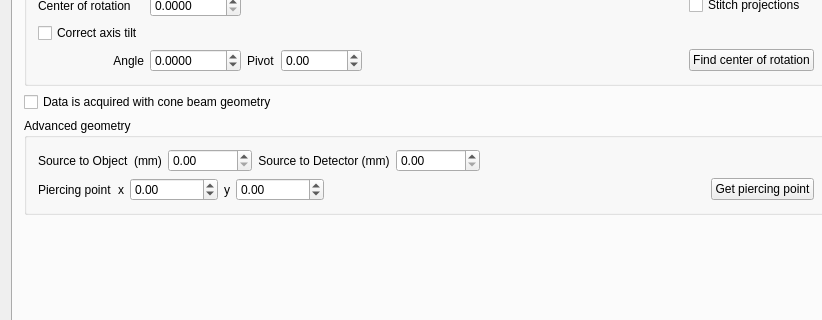
Before: the Qt Designer form applications/muhrec/src/muhrecmainwindow.ui in neutronimaging/imagingsuite, drawn with Qt 5; both pictures show x 0 to 822 and y 401 to 721 of the 1136 by 856 pixel window.
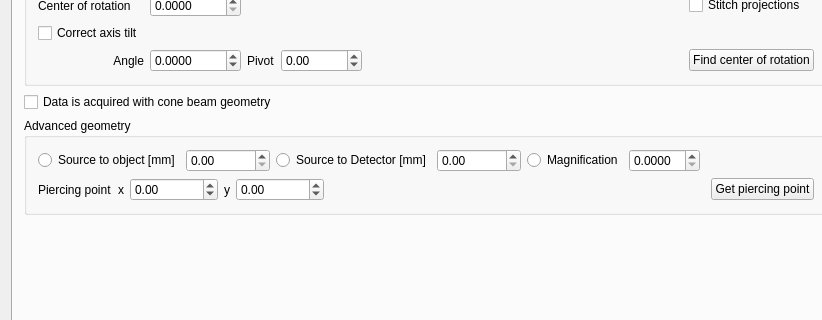
After: the same form once the commit is applied. The open tabs and pages were chosen to show the change. Custom widgets are drawn as their Qt base class.

```diff
--- a/applications/muhrec/src/muhrecmainwindow.ui
+++ b/applications/muhrec/src/muhrecmainwindow.ui
@@ -1482,13 +1482,13 @@
            <item>
             <layout class="QHBoxLayout" name="horizontalLayout_10">
              <item>
-              <widget class="QLabel" name="label_29">
+              <widget class="QRadioButton" name="radioButton_SOD">
                <property name="text">
-                <string>Source to Object  (mm)</string>
+                <string>Source to object [mm]</string>
                </property>
-               <property name="alignment">
-                <set>Qt::AlignCenter</set>
-               </property>
+               <attribute name="buttonGroup">
+                <string notr="true">buttonGroup_cbctDist</string>
+               </attribute>
               </widget>
              </item>
              <item>
@@ -1502,13 +1502,13 @@
               </widget>
              </item>
              <item>
-              <widget class="QLabel" name="label_28">
+              <widget class="QRadioButton" name="radioButton_SDD">
                <property name="text">
-                <string>Source to Detector (mm)</string>
+                <string>Source to Detector [mm]</string>
                </property>
-               <property name="alignment">
-                <set>Qt::AlignCenter</set>
-               </property>
+               <attribute name="buttonGroup">
+                <string notr="true">buttonGroup_cbctDist</string>
+               </attribute>
               </widget>
              </item>
              <item>
@@ -1521,6 +1521,26 @@
                </property>
               </widget>
              </item>
+             <item>
+              <widget class="QRadioButton" name="radioButton_Magnification">
+               <property name="text">
+                <string>Magnification</string>
+               </property>
+               <attribute name="buttonGroup">
+                <string notr="true">buttonGroup_cbctDist</string>
+               </attribute>
+              </widget>
+             </item>
+             <item>
+              <widget class="QDoubleSpinBox" name="doubleSpinBox_magnification">
+               <property name="decimals">
+                <number>4</number>
+               </property>
+               <property name="singleStep">
+                <double>0.100000000000000</double>
+               </property>
+              </widget>
+             </item>
              <item>
               <spacer name="horizontalSpacer">
                <property name="orientation">
```
Left out of the diff: 5 changed lines with no effect on the pictures.
